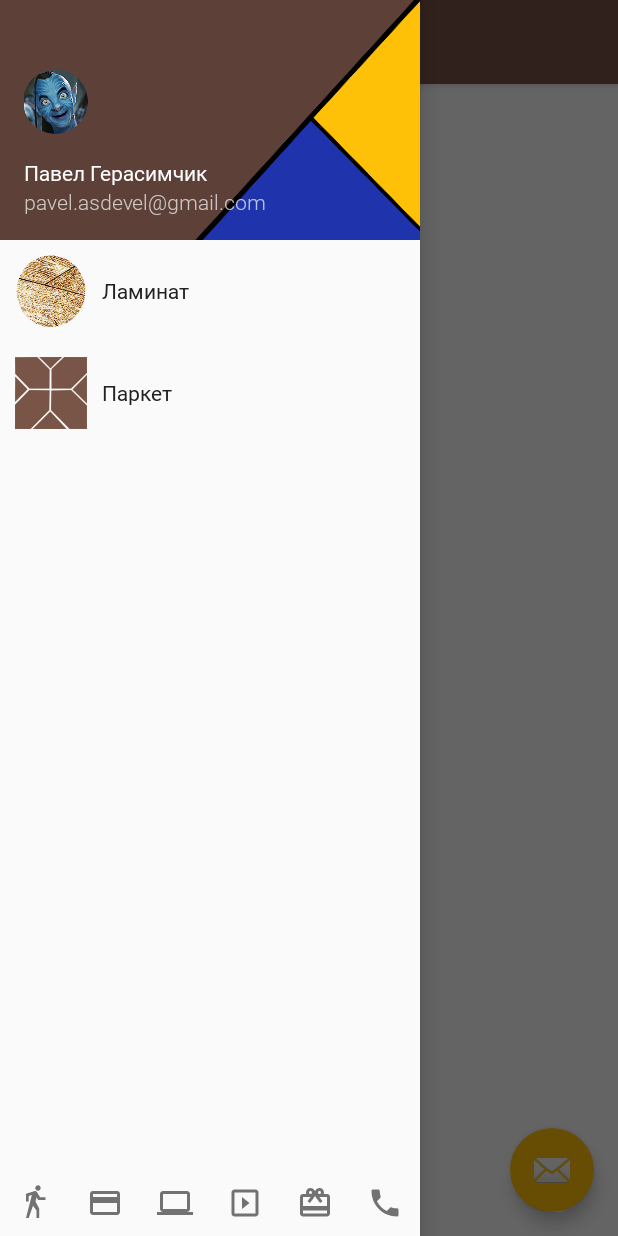
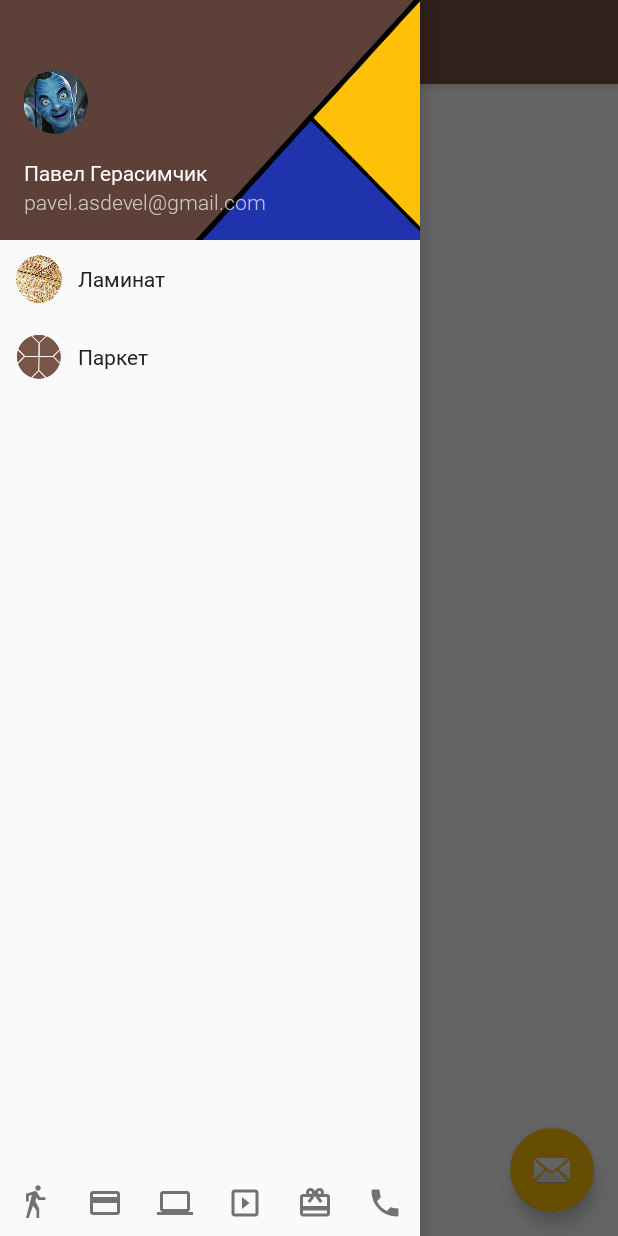
Before and after one commit to gerik84/pohs, an Android app: the screen it shows after launch (MainActivity), with the side drawer open, on a phone screen of 412 x 824 dp. Run offline under Robolectric (Android 15) with nearby library versions, the phone set to English and light mode, and no system bars.

Commit message:
fix version

```diff
--- a/app/build.gradle
+++ b/app/build.gradle
@@ -16,9 +16,6 @@ android {
         buildConfigField "String", "BASE_URL", "\"" + BASE_URL + "\""
         buildConfigField "String", "API_URL", "\"" + BASE_URL + "api/" + "\""
 
-        buildConfigField "String", "FONT_REGULAR", "\"Roboto-Regular.ttf\""
-        buildConfigField "String", "FONT_BOLD", "\"Roboto-Bold.ttf\""
-        buildConfigField "String", "FONT_LIGHT", "\"Roboto-Light.ttf\""
     }
 
     buildTypes {
--- a/app/src/main/java/com/redline/shop/Interface/View/FontTextView.java
+++ b/app/src/main/java/com/redline/shop/Interface/View/FontTextView.java
@@ -22,12 +22,18 @@ public class FontTextView extends TextView {
                 R.styleable.FontTextView, 0, 0);
         String font = a.getString(R.styleable.FontTextView_font);
 
-        if (font == null || font.length() < 1)
-            font = Tools.getFontRegular();
+        try {
+            if (font == null || font.length() < 1)
+                font = getResources().getString(R.string.font_regular);
 
-        Typeface fontFace = Typeface.createFromAsset(context.getAssets(), "fonts/" + font);
-        this.setTypeface(fontFace);
-        a.recycle();
+            Typeface fontFace = Typeface.createFromAsset(context.getAssets(), "fonts/" + font);
+            this.setTypeface(fontFace);
+        } catch (Exception e) {
+            Tools.log(e);
+
+        } finally {
+            a.recycle();
+        }
     }
 
 
--- a/app/src/main/java/com/redline/shop/Utils/Tools.java
+++ b/app/src/main/java/com/redline/shop/Utils/Tools.java
@@ -1506,7 +1506,4 @@ public class Tools {
         }
     }
 
-    public static String getFontRegular() {
-        return BuildConfig.FONT_REGULAR;
-    }
 }
--- a/app/src/main/res/layout/activity_main.xml
+++ b/app/src/main/res/layout/activity_main.xml
@@ -29,6 +29,7 @@
 
             <fragment
                 android:id="@+id/frg_menu_category"
+                tools:layout="@layout/frg_list"
                 android:name="com.redline.shop.Interface.Fragment.CategoryFragment"
                 android:layout_width="match_parent"
                 android:layout_height="0dp"
@@ -42,7 +43,7 @@
                 <ImageButton
                     android:layout_weight="1"
                     android:layout_width="0dp"
-                    android:layout_height="wrap_content"
+                    android:layout_height="match_parent"
                     style="@style/BtnTint"
                     android:src="@drawable/ic_delivery"/>
 
--- a/app/src/main/res/layout/cell_menu_category.xml
+++ b/app/src/main/res/layout/cell_menu_category.xml
@@ -8,14 +8,15 @@
 
     <ImageView
         android:id="@+id/iv_image"
-        android:layout_width="48dp"
-        android:layout_height="48dp" />
+        android:layout_width="32dp"
+        android:layout_height="32dp"
+        android:scaleType="centerCrop"/>
 
     <com.redline.shop.Interface.View.FontTextView
         android:id="@+id/tv_label"
-        android:textColor="#212121"
+        android:textColor="@color/colorPrimaryText"
         android:layout_marginLeft="10dp"
-        android:text="asdasd"
+        android:layout_marginStart="10dp"
         android:layout_width="match_parent"
         android:layout_height="wrap_content" />
 
--- a/app/src/main/res/values/colors.xml
+++ b/app/src/main/res/values/colors.xml
@@ -5,6 +5,7 @@
     <color name="colorPrimaryDark">#5D4037</color>
     <color name="colorPrimaryLight">#D7CCC8</color>
     <color name="colorAccent">#FFC107</color>
+
     <color name="colorPrimaryText">#212121</color>
     <color name="colorSecondaryText">#727272</color>
     <color name="colorDivider">#b6b6b6</color>
--- a/app/src/main/res/values/strings.xml
+++ b/app/src/main/res/values/strings.xml
@@ -6,4 +6,8 @@
 
     <string name="action_settings">Settings</string>
     <string name="there_is_no_application_for_activity">Settings</string>
+
+    <string name="font_regular">Roboto-Regular.ttf</string>
+    <string name="font_bold">Roboto-Bold.ttf</string>
+    <string name="font_light">Roboto-Light.ttf</string>
 </resources>
--- a/app/src/main/res/values/styles.xml
+++ b/app/src/main/res/values/styles.xml
@@ -1,7 +1,7 @@
 <resources>
 
     <!-- Base application theme. -->
-    <style name="AppTheme" parent="Theme.AppCompat.Light.DarkActionBar">
+    <style name="AppTheme" parent="Base.Theme.AppCompat.Light.DarkActionBar">
         <!-- Customize your theme here. -->
         <item name="colorPrimary">@color/colorPrimary</item>
         <item name="colorPrimaryDark">@color/colorPrimaryDark</item>
--- a/build.gradle
+++ b/build.gradle
@@ -5,7 +5,7 @@ buildscript {
         jcenter()
     }
     dependencies {
-        classpath 'com.android.tools.build:gradle:1.3.0'
+        classpath 'com.android.tools.build:gradle:1.5.0'
 
         // NOTE: Do not place your application dependencies here; they belong
         // in the individual module build.gradle files
@@ -25,5 +25,5 @@ task clean(type: Delete) {
 ext {
     ANDROID_BUILD_SDK_VERSION = 23
     ANDROID_BUILD_TOOLS_VERSION = '23.0.2'
-    LIBRARY_SUPPORT_V4 = 'com.android.support:support-v4:22.0.0'
+    LIBRARY_SUPPORT_V4 = 'com.android.support:support-v4:23.+'
 }
```
Also changed, not shown: app/src/main/res/drawable/parket.png, 2 other files.
